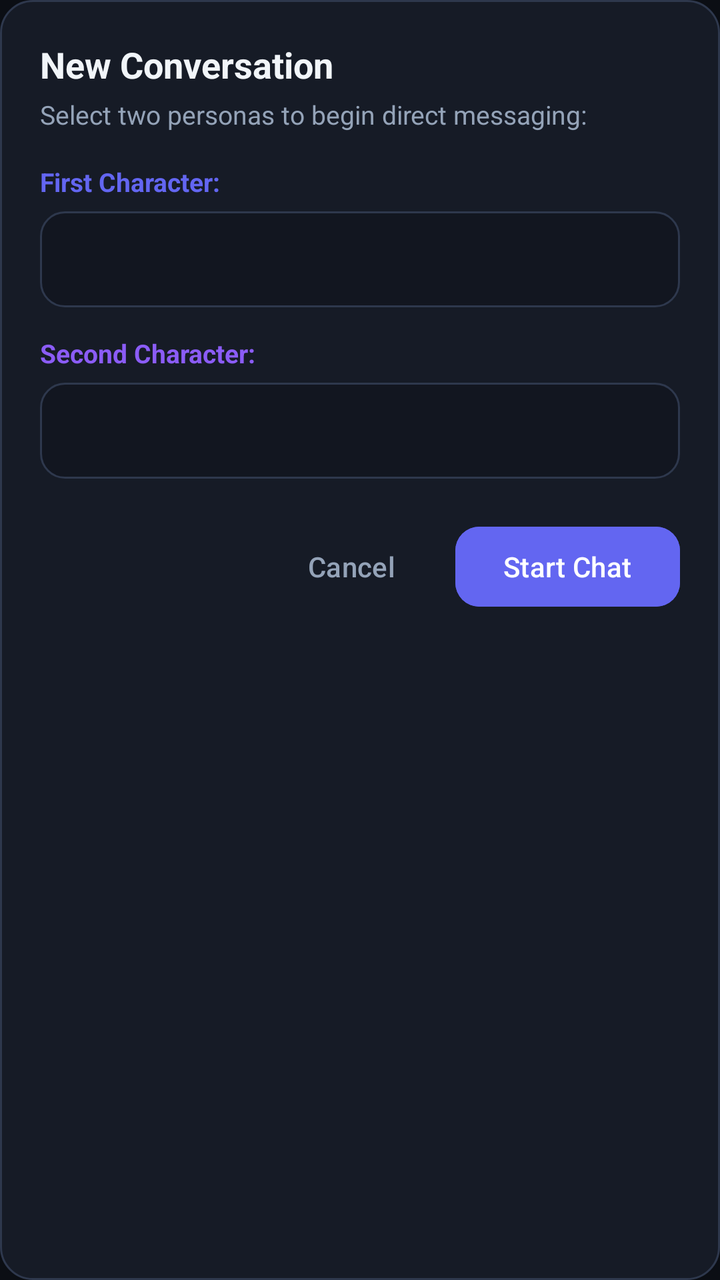
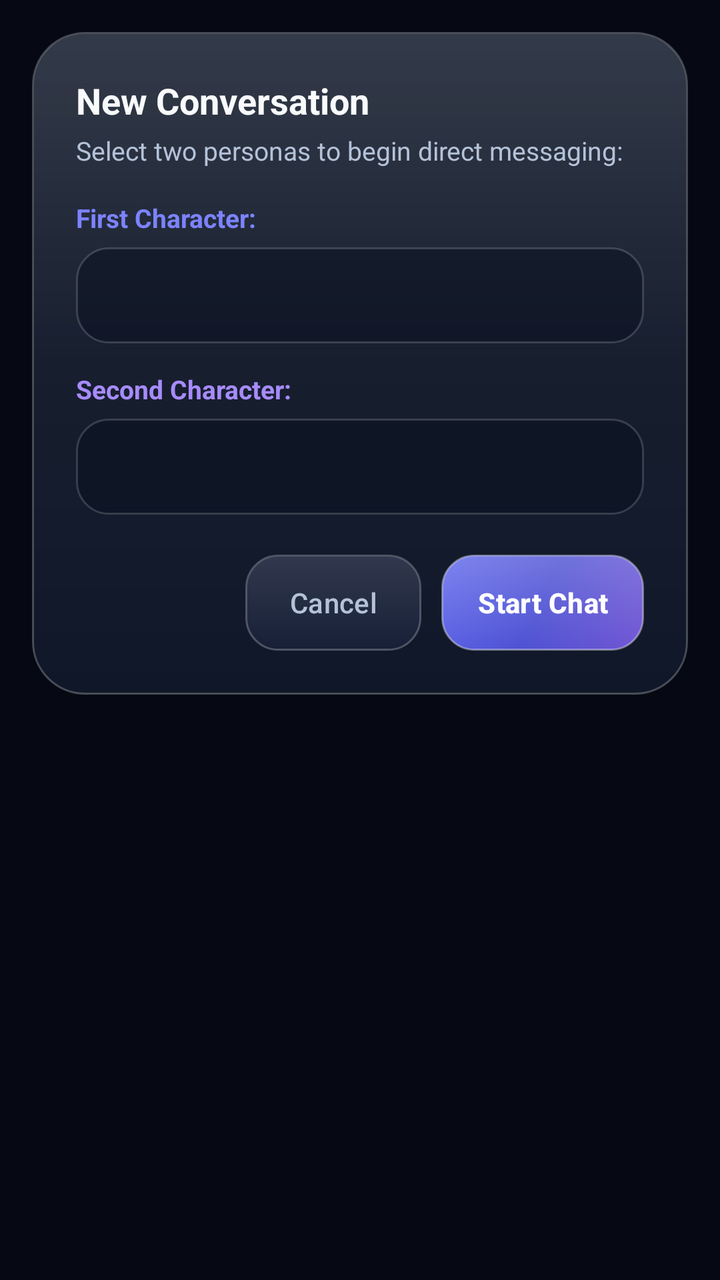

Screens rendered from an Android XML layout before and after an edit, with the pre-edit source and the edit as a unified diff.
<!-- AndroidManifest.xml: application theme Theme.PersonaNet -->
<!-- res/layout/dialog_new_conversation.xml -->
<?xml version="1.0" encoding="utf-8"?>
<LinearLayout xmlns:android="http://schemas.android.com/apk/res/android"
    xmlns:app="http://schemas.android.com/apk/res-auto"
    android:layout_width="match_parent"
    android:layout_height="wrap_content"
    android:background="@drawable/bg_rounded_card"
    android:orientation="vertical"
    android:padding="20dp">

    <TextView
        android:layout_width="wrap_content"
        android:layout_height="wrap_content"
        android:text="@string/new_conversation"
        android:textColor="@color/text_primary"
        android:textSize="18sp"
        android:textStyle="bold" />

    <TextView
        android:layout_width="wrap_content"
        android:layout_height="wrap_content"
        android:layout_marginTop="4dp"
        android:text="Select two personas to begin direct messaging:"
        android:textColor="@color/text_secondary"
        android:textSize="13sp" />

    <TextView
        android:layout_width="wrap_content"
        android:layout_height="wrap_content"
        android:layout_marginTop="16dp"
        android:text="First Character:"
        android:textColor="@color/indigo_primary"
        android:textSize="13sp"
        android:textStyle="bold" />

    <Spinner
        android:id="@+id/spinner_persona_a"
        android:layout_width="match_parent"
        android:layout_height="48dp"
        android:layout_marginTop="6dp"
        android:background="@drawable/bg_input_field"
        android:padding="8dp" />

    <TextView
        android:layout_width="wrap_content"
        android:layout_height="wrap_content"
        android:layout_marginTop="14dp"
        android:text="Second Character:"
        android:textColor="@color/violet_accent"
        android:textSize="13sp"
        android:textStyle="bold" />

    <Spinner
        android:id="@+id/spinner_persona_b"
        android:layout_width="match_parent"
        android:layout_height="48dp"
        android:layout_marginTop="6dp"
        android:background="@drawable/bg_input_field"
        android:padding="8dp" />

    <LinearLayout
        android:layout_width="match_parent"
        android:layout_height="wrap_content"
        android:layout_marginTop="20dp"
        android:gravity="end"
        android:orientation="horizontal">

        <com.google.android.material.button.MaterialButton
            android:id="@+id/btn_cancel_conversation"
            style="@style/Widget.Material3.Button.TextButton"
            android:layout_width="wrap_content"
            android:layout_height="wrap_content"
            android:text="@string/cancel"
            android:textColor="@color/text_secondary" />

        <com.google.android.material.button.MaterialButton
            android:id="@+id/btn_start_conversation"
            android:layout_width="wrap_content"
            android:layout_height="wrap_content"
            android:layout_marginStart="8dp"
            android:backgroundTint="@color/indigo_primary"
            android:text="Start Chat"
            android:textColor="@color/white"
            app:cornerRadius="12dp" />
    </LinearLayout>

</LinearLayout>
<!-- resources referenced by this layout -->
<resources>
  <color name="indigo_primary">#6366F1</color>
  <color name="text_primary">#F1F5F9</color>
  <color name="text_secondary">#94A3B8</color>
  <color name="violet_accent">#8B5CF6</color>
  <!-- drawable bg_input_field (drawable) -->
  <?xml version="1.0" encoding="utf-8"?>
  <shape xmlns:android="http://schemas.android.com/apk/res/android"
      android:shape="rectangle">
      <solid android:color="@color/surface_input" />
      <corners android:radius="12dp" />
      <stroke
          android:width="1dp"
          android:color="@color/border_divider" />
  </shape>
  <!-- drawable bg_rounded_card (drawable) -->
  <?xml version="1.0" encoding="utf-8"?>
  <shape xmlns:android="http://schemas.android.com/apk/res/android"
      android:shape="rectangle">
      <solid android:color="@color/surface_card" />
      <corners android:radius="16dp" />
      <stroke
          android:width="1dp"
          android:color="@color/border_divider" />
  </shape>
  <style name="Theme.PersonaNet" parent="Theme.Material3.DayNight.NoActionBar">
          
          <item name="colorPrimary">@color/indigo_primary</item>
          <item name="colorOnPrimary">@color/white</item>
          <item name="colorPrimaryContainer">@color/surface_elevated</item>
          <item name="colorOnPrimaryContainer">@color/text_primary</item>
          
          <item name="colorSecondary">@color/violet_accent</item>
          <item name="colorOnSecondary">@color/white</item>
  
          
          <item name="android:windowBackground">@color/bg_midnight</item>
          <item name="colorSurface">@color/surface_card</item>
          <item name="colorOnSurface">@color/text_primary</item>
          <item name="colorSurfaceVariant">@color/surface_elevated</item>
          <item name="colorOnSurfaceVariant">@color/text_secondary</item>
  
          
          <item name="android:statusBarColor">@color/bg_midnight</item>
          <item name="android:navigationBarColor">@color/bg_midnight</item>
          <item name="android:windowLightStatusBar">false</item>
          <item name="android:windowLightNavigationBar">false</item>
  
          <item name="android:textColorPrimary">@color/text_primary</item>
          <item name="android:textColorSecondary">@color/text_secondary</item>
      </style>
  <color name="surface_input">#121620</color>
  <color name="border_divider">#2E384D</color>
  <color name="surface_card">#161B26</color>
  <color name="surface_elevated">#1F2637</color>
  <color name="bg_midnight">#0B0E14</color>
  <!-- unchanged entries left out for length: 3 -->
</resources>

<!-- the commit's change to res/layout/dialog_new_conversation.xml (unified diff, before → after) -->
@@ -1,86 +1,91 @@
 <?xml version="1.0" encoding="utf-8"?>
-<LinearLayout xmlns:android="http://schemas.android.com/apk/res/android"
-    xmlns:app="http://schemas.android.com/apk/res-auto"
+<FrameLayout xmlns:android="http://schemas.android.com/apk/res/android"
     android:layout_width="match_parent"
     android:layout_height="wrap_content"
-    android:background="@drawable/bg_rounded_card"
-    android:orientation="vertical"
-    android:padding="20dp">
-
-    <TextView
-        android:layout_width="wrap_content"
-        android:layout_height="wrap_content"
-        android:text="@string/new_conversation"
-        android:textColor="@color/text_primary"
-        android:textSize="18sp"
-        android:textStyle="bold" />
-
-    <TextView
-        android:layout_width="wrap_content"
-        android:layout_height="wrap_content"
-        android:layout_marginTop="4dp"
-        android:text="Select two personas to begin direct messaging:"
-        android:textColor="@color/text_secondary"
-        android:textSize="13sp" />
-
-    <TextView
-        android:layout_width="wrap_content"
-        android:layout_height="wrap_content"
-        android:layout_marginTop="16dp"
-        android:text="First Character:"
-        android:textColor="@color/indigo_primary"
-        android:textSize="13sp"
-        android:textStyle="bold" />
-
-    <Spinner
-        android:id="@+id/spinner_persona_a"
-        android:layout_width="match_parent"
-        android:layout_height="48dp"
-        android:layout_marginTop="6dp"
-        android:background="@drawable/bg_input_field"
-        android:padding="8dp" />
-
-    <TextView
-        android:layout_width="wrap_content"
-        android:layout_height="wrap_content"
-        android:layout_marginTop="14dp"
-        android:text="Second Character:"
-        android:textColor="@color/violet_accent"
-        android:textSize="13sp"
-        android:textStyle="bold" />
-
-    <Spinner
-        android:id="@+id/spinner_persona_b"
-        android:layout_width="match_parent"
-        android:layout_height="48dp"
-        android:layout_marginTop="6dp"
-        android:background="@drawable/bg_input_field"
-        android:padding="8dp" />
+    android:padding="16dp">
 
     <LinearLayout
         android:layout_width="match_parent"
         android:layout_height="wrap_content"
-        android:layout_marginTop="20dp"
-        android:gravity="end"
-        android:orientation="horizontal">
+        android:background="@drawable/bg_glass_dialog"
+        android:orientation="vertical"
+        android:padding="22dp">
 
-        <com.google.android.material.button.MaterialButton
-            android:id="@+id/btn_cancel_conversation"
-            style="@style/Widget.Material3.Button.TextButton"
+        <TextView
             android:layout_width="wrap_content"
             android:layout_height="wrap_content"
-            android:text="@string/cancel"
-            android:textColor="@color/text_secondary" />
+            android:text="@string/new_conversation"
+            android:textColor="@color/text_primary"
+            android:textSize="18sp"
+            android:textStyle="bold" />
 
-        <com.google.android.material.button.MaterialButton
-            android:id="@+id/btn_start_conversation"
+        <TextView
             android:layout_width="wrap_content"
             android:layout_height="wrap_content"
-            android:layout_marginStart="8dp"
-            android:backgroundTint="@color/indigo_primary"
-            android:text="Start Chat"
-            android:textColor="@color/white"
-            app:cornerRadius="12dp" />
+            android:layout_marginTop="4dp"
+            android:text="Select two personas to begin direct messaging:"
+            android:textColor="@color/text_secondary"
+            android:textSize="13sp" />
+
+        <TextView
+            android:layout_width="wrap_content"
+            android:layout_height="wrap_content"
+            android:layout_marginTop="16dp"
+            android:text="First Character:"
+            android:textColor="@color/indigo_primary"
+            android:textSize="13sp"
+            android:textStyle="bold" />
+
+        <Spinner
+            android:id="@+id/spinner_persona_a"
+            android:layout_width="match_parent"
+            android:layout_height="48dp"
+            android:layout_marginTop="6dp"
+            android:background="@drawable/bg_input_field"
+            android:paddingHorizontal="12dp" />
+
+        <TextView
+            android:layout_width="wrap_content"
+            android:layout_height="wrap_content"
+            android:layout_marginTop="14dp"
+            android:text="Second Character:"
+            android:textColor="@color/violet_accent"
+            android:textSize="13sp"
+            android:textStyle="bold" />
+
+        <Spinner
+            android:id="@+id/spinner_persona_b"
+            android:layout_width="match_parent"
+            android:layout_height="48dp"
+            android:layout_marginTop="6dp"
+            android:background="@drawable/bg_input_field"
+            android:paddingHorizontal="12dp" />
+
+        <LinearLayout
+            android:layout_width="match_parent"
+            android:layout_height="wrap_content"
+            android:layout_marginTop="20dp"
+            android:gravity="end"
+            android:orientation="horizontal">
+
+            <com.google.android.material.button.MaterialButton
+                android:id="@+id/btn_cancel_conversation"
+                style="@style/Widget.PersonaNet.GlassButton.Secondary"
+                android:layout_width="wrap_content"
+                android:layout_height="48dp"
+                android:paddingHorizontal="16dp"
+                android:text="@string/cancel"
+                android:textColor="@color/text_secondary" />
+
+            <com.google.android.material.button.MaterialButton
+                android:id="@+id/btn_start_conversation"
+                style="@style/Widget.PersonaNet.GlassButton.Primary"
+                android:layout_width="wrap_content"
+                android:layout_height="48dp"
+                android:layout_marginStart="10dp"
+                android:paddingHorizontal="18dp"
+                android:text="Start Chat" />
+        </LinearLayout>
+
     </LinearLayout>
-
-</LinearLayout>
+</FrameLayout>
<!-- resource entries referenced after the edit -->
@@ -1,38 +1,91 @@
 <!-- resources referenced by this layout -->
 <resources>
-  <color name="indigo_primary">#6366F1</color>
-  <color name="text_primary">#F1F5F9</color>
-  <color name="text_secondary">#94A3B8</color>
-  <color name="violet_accent">#8B5CF6</color>
+  <color name="indigo_primary">#7C83FF</color>
+  <color name="text_primary">#F8FAFC</color>
+  <color name="text_secondary">#B4C2D8</color>
+  <color name="violet_accent">#A78BFA</color>
+  <!-- drawable bg_glass_dialog (drawable) -->
+  <?xml version="1.0" encoding="utf-8"?>
+  <layer-list xmlns:android="http://schemas.android.com/apk/res/android">
+      <item>
+          <shape android:shape="rectangle">
+              <solid android:color="@color/glass_surface_dialog" />
+              <corners android:radius="@dimen/glass_radius_dialog" />
+              <stroke
+                  android:width="1dp"
+                  android:color="@color/glass_border_bright" />
+          </shape>
+      </item>
+      <item
+          android:left="1dp"
+          android:right="1dp"
+          android:top="1dp"
+          android:bottom="1dp">
+          <shape android:shape="rectangle">
+              <gradient
+                  android:angle="270"
+                  android:startColor="#26FFFFFF"
+                  android:centerColor="#08FFFFFF"
+                  android:endColor="@color/glass_sheen_none"
+                  android:type="linear" />
+              <corners android:radius="25dp" />
+          </shape>
+      </item>
+  </layer-list>
   <!-- drawable bg_input_field (drawable) -->
   <?xml version="1.0" encoding="utf-8"?>
-  <shape xmlns:android="http://schemas.android.com/apk/res/android"
-      android:shape="rectangle">
-      <solid android:color="@color/surface_input" />
-      <corners android:radius="12dp" />
-      <stroke
-          android:width="1dp"
-          android:color="@color/border_divider" />
-  </shape>
-  <!-- drawable bg_rounded_card (drawable) -->
-  <?xml version="1.0" encoding="utf-8"?>
-  <shape xmlns:android="http://schemas.android.com/apk/res/android"
-      android:shape="rectangle">
-      <solid android:color="@color/surface_card" />
-      <corners android:radius="16dp" />
-      <stroke
-          android:width="1dp"
-          android:color="@color/border_divider" />
-  </shape>
+  <selector xmlns:android="http://schemas.android.com/apk/res/android">
+      <item android:state_focused="true">
+          <shape android:shape="rectangle">
+              <solid android:color="#A60D1528" />
+              <corners android:radius="@dimen/glass_radius_input" />
+              <stroke
+                  android:width="1.2dp"
+                  android:color="@color/indigo_primary" />
+          </shape>
+      </item>
+      <item>
+          <shape android:shape="rectangle">
+              <solid android:color="@color/surface_input" />
+              <corners android:radius="@dimen/glass_radius_input" />
+              <stroke
+                  android:width="1dp"
+                  android:color="@color/border_divider" />
+          </shape>
+      </item>
+  </selector>
+  <style name="Widget.PersonaNet.GlassButton.Primary" parent="Widget.Material3.Button">
+          <item name="backgroundTint">@null</item>
+          <item name="android:background">@drawable/bg_glass_button_primary</item>
+          <item name="android:textColor">@color/white</item>
+          <item name="android:textStyle">bold</item>
+          <item name="android:letterSpacing">0.01</item>
+          <item name="android:minHeight">48dp</item>
+          <item name="android:insetTop">0dp</item>
+          <item name="android:insetBottom">0dp</item>
+          <item name="rippleColor">@color/ripple_color</item>
+      </style>
+  <style name="Widget.PersonaNet.GlassButton.Secondary" parent="Widget.Material3.Button.OutlinedButton">
+          <item name="backgroundTint">@null</item>
+          <item name="android:background">@drawable/bg_glass_button_secondary</item>
+          <item name="android:textColor">@color/text_primary</item>
+          <item name="android:minHeight">44dp</item>
+          <item name="android:insetTop">0dp</item>
+          <item name="android:insetBottom">0dp</item>
+          <item name="strokeWidth">0dp</item>
+          <item name="rippleColor">@color/ripple_color</item>
+      </style>
   <style name="Theme.PersonaNet" parent="Theme.Material3.DayNight.NoActionBar">
           
           <item name="colorPrimary">@color/indigo_primary</item>
           <item name="colorOnPrimary">@color/white</item>
           <item name="colorPrimaryContainer">@color/surface_elevated</item>
           <item name="colorOnPrimaryContainer">@color/text_primary</item>
-          
+  
           <item name="colorSecondary">@color/violet_accent</item>
           <item name="colorOnSecondary">@color/white</item>
+          <item name="colorSecondaryContainer">@color/indigo_glow</item>
+          <item name="colorOnSecondaryContainer">@color/text_primary</item>
   
           
           <item name="android:windowBackground">@color/bg_midnight</item>
@@ -40,21 +93,150 @@
           <item name="colorOnSurface">@color/text_primary</item>
           <item name="colorSurfaceVariant">@color/surface_elevated</item>
           <item name="colorOnSurfaceVariant">@color/text_secondary</item>
-  
-          
-          <item name="android:statusBarColor">@color/bg_midnight</item>
-          <item name="android:navigationBarColor">@color/bg_midnight</item>
+          <item name="colorOutline">@color/border_divider</item>
+          <item name="colorControlHighlight">@color/ripple_color</item>
+  
+          
+          <item name="android:statusBarColor">@android:color/transparent</item>
+          <item name="android:navigationBarColor">@android:color/transparent</item>
           <item name="android:windowLightStatusBar">false</item>
           <item name="android:windowLightNavigationBar">false</item>
+          <item name="android:enforceNavigationBarContrast">false</item>
+          <item name="android:enforceStatusBarContrast">false</item>
   
           <item name="android:textColorPrimary">@color/text_primary</item>
           <item name="android:textColorSecondary">@color/text_secondary</item>
-      </style>
-  <color name="surface_input">#121620</color>
-  <color name="border_divider">#2E384D</color>
-  <color name="surface_card">#161B26</color>
-  <color name="surface_elevated">#1F2637</color>
-  <color name="bg_midnight">#0B0E14</color>
+          <item name="android:textColorHint">@color/text_tertiary</item>
+  
+          
+          <item name="alertDialogTheme">@style/Theme.PersonaNet.AlertDialog</item>
+          <item name="materialAlertDialogTheme">@style/Theme.PersonaNet.AlertDialog</item>
+      </style>
+  <color name="glass_surface_dialog">#EB11182B</color>
+  <dimen name="glass_radius_dialog">26dp</dimen>
+  <color name="glass_border_bright">#40FFFFFF</color>
+  <color name="glass_sheen_none">#00FFFFFF</color>
+  <dimen name="glass_radius_input">16dp</dimen>
+  <color name="surface_input">#80090F1E</color>
+  <color name="border_divider">#29FFFFFF</color>
+  <!-- drawable bg_glass_button_primary (drawable) -->
+  <?xml version="1.0" encoding="utf-8"?>
+  <selector xmlns:android="http://schemas.android.com/apk/res/android">
+      <item android:state_enabled="false">
+          <shape android:shape="rectangle">
+              <solid android:color="#337C83FF" />
+              <corners android:radius="@dimen/glass_radius_button" />
+              <stroke
+                  android:width="1dp"
+                  android:color="@color/glass_border_subtle" />
+          </shape>
+      </item>
+      <item>
+          <ripple android:color="@color/ripple_color">
+              <item>
+                  <layer-list>
+                      <item>
+                          <shape android:shape="rectangle">
+                              <gradient
+                                  android:angle="315"
+                                  android:startColor="#E66870FF"
+                                  android:centerColor="#E65558E6"
+                                  android:endColor="#E67C5CE6"
+                                  android:type="linear" />
+                              <corners android:radius="@dimen/glass_radius_button" />
+                              <stroke
+                                  android:width="1dp"
+                                  android:color="#66FFFFFF" />
+                          </shape>
+                      </item>
+                      <item android:left="1dp" android:right="1dp" android:top="1dp" android:bottom="1dp">
+                          <shape android:shape="rectangle">
+                              <gradient
+                                  android:angle="270"
+                                  android:startColor="#30FFFFFF"
+                                  android:endColor="@color/glass_sheen_none"
+                                  android:type="linear" />
+                              <corners android:radius="15dp" />
+                          </shape>
+                      </item>
+                  </layer-list>
+              </item>
+          </ripple>
+      </item>
+  </selector>
+  <color name="ripple_color">#38FFFFFF</color>
+  <!-- drawable bg_glass_button_secondary (drawable) -->
+  <?xml version="1.0" encoding="utf-8"?>
+  <selector xmlns:android="http://schemas.android.com/apk/res/android">
+      <item android:state_enabled="false">
+          <shape android:shape="rectangle">
+              <solid android:color="#2618223A" />
+              <corners android:radius="@dimen/glass_radius_button" />
+              <stroke
+                  android:width="1dp"
+                  android:color="@color/glass_border_subtle" />
+          </shape>
+      </item>
+      <item>
+          <ripple android:color="@color/ripple_color">
+              <item>
+                  <layer-list>
+                      <item>
+                          <shape android:shape="rectangle">
+                              <solid android:color="@color/surface_elevated" />
+                              <corners android:radius="@dimen/glass_radius_button" />
+                              <stroke
+                                  android:width="1dp"
+                                  android:color="@color/glass_border_bright" />
+                          </shape>
+                      </item>
+                      <item android:left="1dp" android:right="1dp" android:top="1dp" android:bottom="1dp">
+                          <shape android:shape="rectangle">
+                              <gradient
+                                  android:angle="270"
+                                  android:startColor="#1CFFFFFF"
+                                  android:endColor="@color/glass_sheen_none"
+                                  android:type="linear" />
+                              <corners android:radius="15dp" />
+                          </shape>
+                      </item>
+                  </layer-list>
+              </item>
+          </ripple>
+      </item>
+  </selector>
+  <color name="surface_card">#B311182B</color>
+  <color name="text_tertiary">#7C8CA6</color>
+  <style name="Theme.PersonaNet.AlertDialog" parent="ThemeOverlay.Material3.MaterialAlertDialog">
+          <item name="android:windowBackground">@drawable/bg_glass_dialog</item>
+          <item name="android:windowAnimationStyle">@style/GlassDialogAnimation</item>
+          <item name="android:backgroundDimAmount">0.60</item>
+          <item name="colorSurface">@color/glass_surface_dialog</item>
+          <item name="colorOnSurface">@color/text_primary</item>
+          <item name="colorPrimary">@color/indigo_primary</item>
+          <item name="buttonBarPositiveButtonStyle">@style/Widget.PersonaNet.DialogButton.Positive</item>
+          <item name="buttonBarNegativeButtonStyle">@style/Widget.PersonaNet.DialogButton.Negative</item>
+          <item name="buttonBarNeutralButtonStyle">@style/Widget.PersonaNet.DialogButton.Negative</item>
+      </style>
+  <dimen name="glass_radius_button">16dp</dimen>
+  <color name="glass_border_subtle">#1AFFFFFF</color>
+  <style name="GlassDialogAnimation">
+          <item name="android:windowEnterAnimation">@anim/glass_dialog_in</item>
+          <item name="android:windowExitAnimation">@anim/glass_dialog_out</item>
+      </style>
+  <style name="Widget.PersonaNet.DialogButton.Positive" parent="Widget.Material3.Button.TextButton.Dialog">
+          <item name="android:textColor">@color/indigo_primary</item>
+          <item name="android:textStyle">bold</item>
+          <item name="rippleColor">@color/ripple_accent</item>
+      </style>
+  <style name="Widget.PersonaNet.DialogButton.Negative" parent="Widget.Material3.Button.TextButton.Dialog">
+          <item name="android:textColor">@color/text_secondary</item>
+          <item name="rippleColor">@color/ripple_color</item>
+      </style>
+  <color name="ripple_accent">#407C83FF</color>
+  <color name="surface_elevated">#CC19223B</color>
+  <color name="indigo_glow">#387C83FF</color>
+  <color name="bg_midnight">#060913</color>
   <!-- unchanged entries left out for length: 3 -->
 </resources>
 
